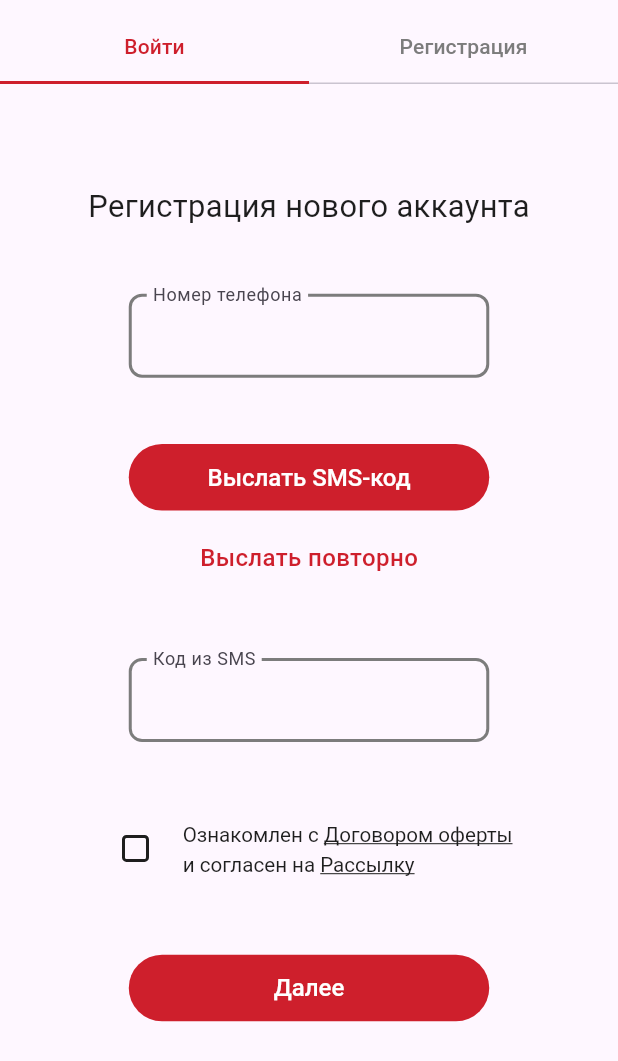
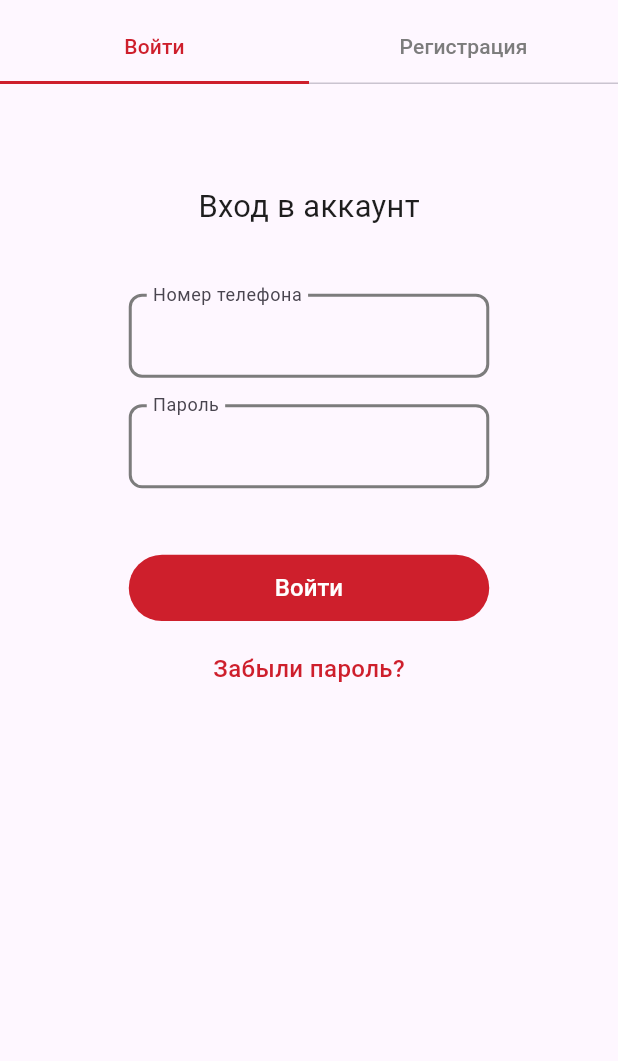
Before and after one commit to edelew/flutter-auth-app, a Flutter app: the screen it shows after launch, on a phone screen of 412 x 824 dp. Shown: the top 1061 px of the screen. Run offline on Flutter 3.47's test engine with Material 2 defaults, Android fonts, the phone set to English and light mode, and no system bars; our stand-ins replace flutter_screenutil, flutter_svg.

Commit message:
feature: add tabs bodies

```diff
--- a/lib/presentation/auth/auth_screen.dart
+++ b/lib/presentation/auth/auth_screen.dart
@@ -1,9 +1,7 @@
 import 'package:flutter/material.dart';
 import 'package:flutter_auth_app/core/utils/colors.dart';
-import 'package:flutter_auth_app/presentation/auth/widgets/check_field.dart';
-import 'package:flutter_auth_app/presentation/shared_widgets/custom_button.dart';
-import 'package:flutter_auth_app/presentation/shared_widgets/custom_text_field.dart';
-import 'package:flutter_screenutil/flutter_screenutil.dart';
+import 'package:flutter_auth_app/presentation/auth/widgets/login_body.dart';
+import 'package:flutter_auth_app/presentation/auth/widgets/registration_body.dart';
 
 class AuthScreen extends StatelessWidget {
   const AuthScreen({super.key});
@@ -31,48 +29,12 @@ class AuthScreen extends StatelessWidget {
               ],
             ),
           ),
-        body: Column(
-          crossAxisAlignment: CrossAxisAlignment.center,
+          body: const TabBarView(
             children: [
-            SizedBox(height: 60.h),
-            Text(
-              'Регистрация нового аккаунта',
-              style: TextStyle(
-                color: AppColors.black,
-                fontSize: 18.sp,
-              ),
-            ),
-            SizedBox(height: 40.h),
-            const CustomTextField(
-              labelText: 'Номер телефона',
-            ),
-            SizedBox(height: 40.h),
-            CustomButtonWidget(
-              title: 'Выслать SMS-код',
-              isElevated: true,
-              onPressed: () {},
-            ),
-            SizedBox(height: 18.h),
-            CustomButtonWidget(
-              title: 'Выслать повторно',
-              isElevated: false,
-              onPressed: () {},
-            ),
-            SizedBox(height: 50.h),
-            const CustomTextField(
-              labelText: 'Код из SMS',
-            ),
-            SizedBox(height: 46.h),
-            const CheckFieldWidget(),
-            SizedBox(height: 46.h),
-            CustomButtonWidget(
-              title: 'Далее',
-              isElevated: true,
-              onPressed: () {},
-            ),
+              LoginBody(),
+              RegistrationBody(),
             ],
-        ),
-      ),
+          )),
     );
   }
 }
--- a/lib/presentation/auth/widgets/check_field.dart
+++ /dev/null
@@ -1,70 +0,0 @@
-import 'package:flutter/material.dart';
-import 'package:flutter_auth_app/core/utils/colors.dart';
-import 'package:flutter_auth_app/core/utils/icons.dart';
-import 'package:flutter_screenutil/flutter_screenutil.dart';
-import 'package:flutter_svg/flutter_svg.dart';
-
-class CheckFieldWidget extends StatefulWidget {
-  const CheckFieldWidget({super.key});
-
-  @override
-  State<CheckFieldWidget> createState() => RregisterCheckboxFieldStateWidget();
-}
-
-class RregisterCheckboxFieldStateWidget extends State<CheckFieldWidget> {
-  var isPressed = false;
-
-  @override
-  Widget build(BuildContext context) {
-    return Row(
-      mainAxisAlignment: MainAxisAlignment.center,
-      children: [
-        GestureDetector(
-          onTap: checkboxTap,
-          child: SvgPicture.asset(
-            isPressed ? AppIcons.checkboxPressed : AppIcons.checkboxEnabled,
-          ),
-        ),
-        SizedBox(
-          width: 10.w,
-        ),
-        RichText(
-          text: TextSpan(
-            style: TextStyle(
-              color: AppColors.black,
-              fontSize: 12.sp,
-              fontWeight: FontWeight.w400,
-              height: 18.h / 12.sp,
-            ),
-            children: const [
-              TextSpan(
-                text: 'Ознакомлен с ',
-              ),
-              TextSpan(
-                text: 'Договором оферты',
-                style: TextStyle(
-                  decoration: TextDecoration.underline,
-                ),
-              ),
-              TextSpan(
-                text: '\nи согласен на ',
-              ),
-              TextSpan(
-                text: 'Рассылку',
-                style: TextStyle(
-                  decoration: TextDecoration.underline,
-                ),
-              ),
-            ],
-          ),
-        ),
-      ],
-    );
-  }
-
-  void checkboxTap() {
-    setState(() {
-      isPressed = !isPressed;
-    });
-  }
-}
--- /dev/null
+++ b/lib/presentation/auth/widgets/login_body.dart
@@ -0,0 +1,46 @@
+import 'package:flutter/material.dart';
+import 'package:flutter_auth_app/core/utils/colors.dart';
+import 'package:flutter_auth_app/presentation/shared_widgets/custom_button.dart';
+import 'package:flutter_auth_app/presentation/shared_widgets/custom_text_field.dart';
+import 'package:flutter_screenutil/flutter_screenutil.dart';
+
+class LoginBody extends StatelessWidget {
+  const LoginBody({super.key});
+
+  @override
+  Widget build(BuildContext context) {
+    return Column(
+      crossAxisAlignment: CrossAxisAlignment.center,
+      children: [
+        SizedBox(height: 60.h),
+        Text(
+          'Вход в аккаунт',
+          style: TextStyle(
+            color: AppColors.black,
+            fontSize: 18.sp,
+          ),
+        ),
+        SizedBox(height: 40.h),
+        const CustomTextField(
+          labelText: 'Номер телефона',
+        ),
+        SizedBox(height: 16.h),
+        const CustomTextField(
+          labelText: 'Пароль',
+        ),
+        SizedBox(height: 40.h),
+        CustomButtonWidget(
+          title: 'Войти',
+          isElevated: true,
+          onPressed: () {},
+        ),
+        SizedBox(height: 18.h),
+        CustomButtonWidget(
+          title: 'Забыли пароль?',
+          isElevated: false,
+          onPressed: () {},
+        ),
+      ],
+    );
+  }
+}
```
Also changed, not shown: lib/presentation/auth/widgets/registration_body.dart (added, +121 -0 lines). Lines whose indentation alone changed are shown as unchanged.
